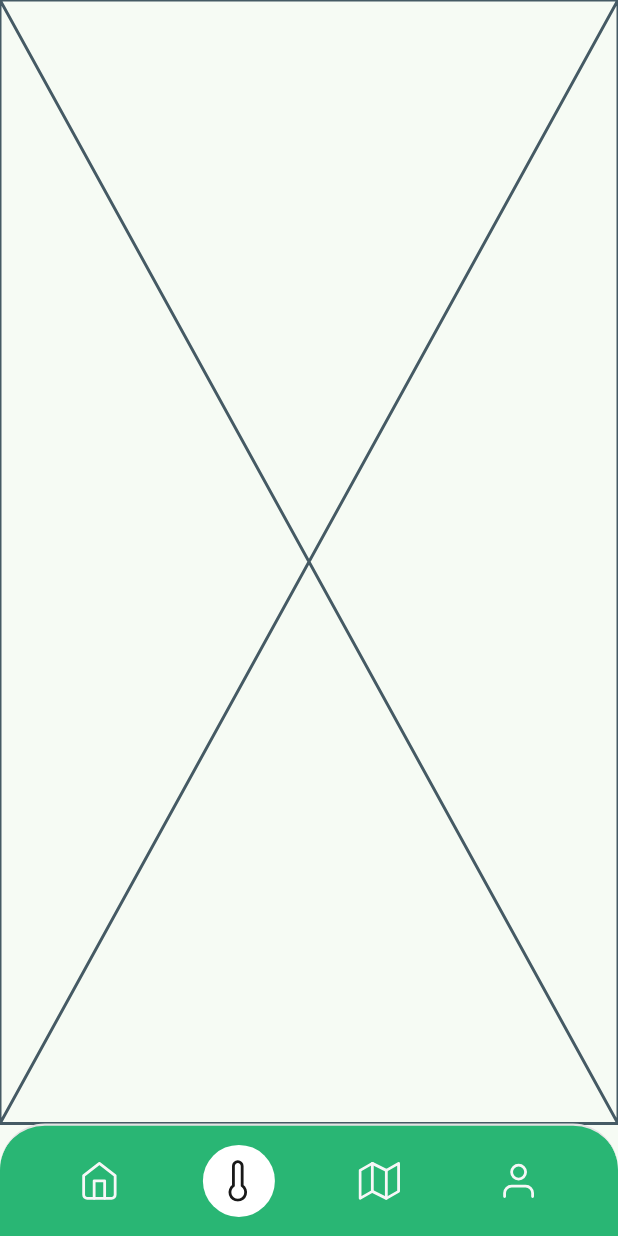
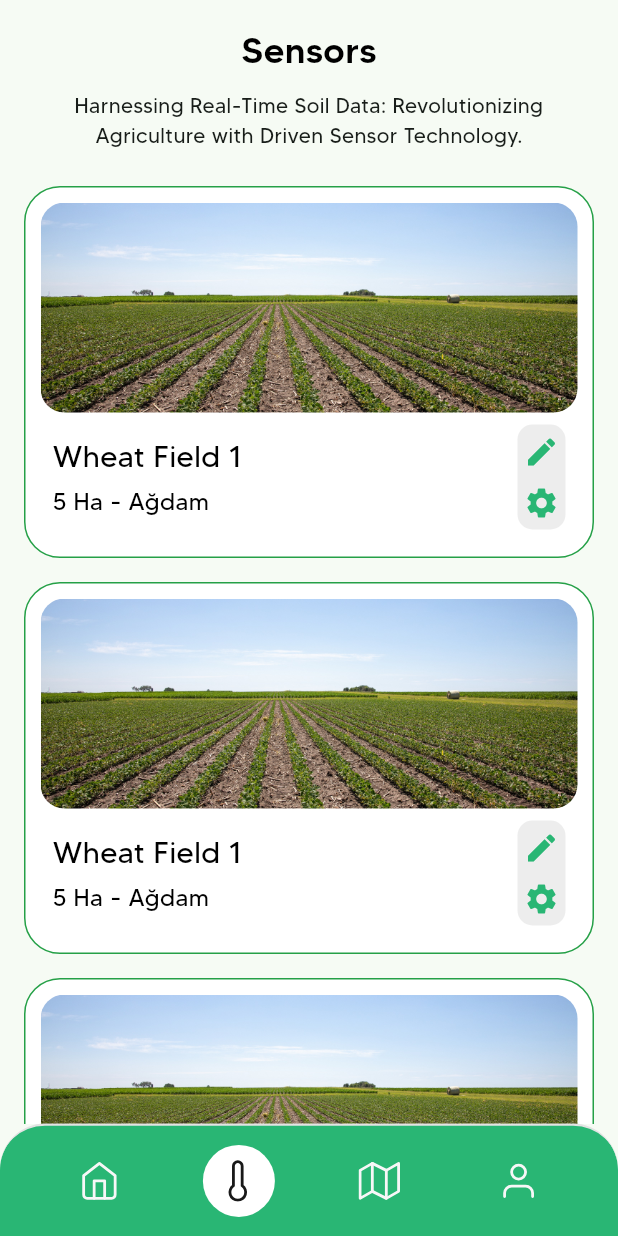
Before and after one commit to tyncmn/agrocoda-mobile, a Flutter app: the screen it shows after launch, item 2 of the bottom bar chosen, on a phone screen of 412 x 824 dp. Run offline on Flutter 3.47's test engine with Material 3 defaults, Android fonts, the phone set to English and light mode, and no system bars; our stand-ins replace auto_route, flutter_riverpod, flutter_svg.

Commit message:
Add CencorView with sensor cards to display soil data

```diff
--- a/lib/view/cencor_view.dart
+++ b/lib/view/cencor_view.dart
@@ -7,6 +7,116 @@ class CencorView extends StatelessWidget {
 
   @override
   Widget build(BuildContext context) {
-    return const Placeholder();
+    return ListView(
+      physics: const BouncingScrollPhysics(),
+      children: const [
+        SizedBox(height: 16),
+        Center(
+          child: Text(
+            'Sensors',
+            style: TextStyle(
+              color: Colors.black,
+              fontSize: 24,
+              fontWeight: FontWeight.w500,
+            ),
+          ),
+        ),
+        SizedBox(height: 10),
+        Padding(
+          padding: EdgeInsets.symmetric(horizontal: 16),
+          child: Text(
+            "Harnessing Real-Time Soil Data: Revolutionizing Agriculture with Driven Sensor Technology.",
+            textAlign: TextAlign.center,
+          ),
+        ),
+        SizedBox(height: 24),
+        SensorCard(),
+        SensorCard(),
+        SensorCard(),
+      ],
+    );
   }
 }
+
+class SensorCard extends StatelessWidget {
+  const SensorCard({
+    super.key,
+  });
+
+  @override
+  Widget build(BuildContext context) {
+    return Container(
+      padding: const EdgeInsets.all(10),
+      margin: const EdgeInsets.only(left: 16, right: 16, bottom: 16),
+      decoration: BoxDecoration(
+        color: Colors.white,
+        borderRadius: BorderRadius.circular(24),
+        border: Border.all(
+          color: const Color(0xFF25A047),
+        ),
+      ),
+      child: Column(
+        children: [
+          Container(
+            decoration: BoxDecoration(
+              image: const DecorationImage(
+                image: AssetImage('assets/components/image.jpg'),
+                fit: BoxFit.cover,
+              ),
+              borderRadius: BorderRadius.circular(16),
+            ),
+            height: 140,
+          ),
+          Padding(
+            padding: const EdgeInsets.all(8.0),
+            child: Row(
+              mainAxisAlignment: MainAxisAlignment.spaceBetween,
+              children: [
+                const Column(
+                  crossAxisAlignment: CrossAxisAlignment.start,
+                  children: [
+                    Text(
+                      "Wheat Field 1",
+                      style: TextStyle(
+                        color: Colors.black,
+                        fontSize: 20,
+                        fontWeight: FontWeight.w400,
+                      ),
+                    ),
+                    SizedBox(height: 4),
+                    Text(
+                      "5 Ha - Ağdam",
+                      style: TextStyle(
+                        color: Colors.black,
+                        fontSize: 16,
+                        fontWeight: FontWeight.w400,
+                      ),
+                    ),
+                  ],
+                ),
+                Container(
+                  padding: const EdgeInsets.symmetric(
+                    horizontal: 4,
+                    vertical: 6,
+                  ),
+                  decoration: BoxDecoration(
+                    color: const Color(0xFFEDEDED),
+                    borderRadius: BorderRadius.circular(10),
+                  ),
+                  child: Column(
+                    children: [
+                      Icon(Icons.edit, color: Theme.of(context).primaryColor),
+                      const SizedBox(height: 10),
+                      Icon(Icons.settings,
+                          color: Theme.of(context).primaryColor),
+                    ],
+                  ),
+                )
+              ],
+            ),
+          )
+        ],
+      ),
+    );
+  }
+}
```
Also changed, not shown: assets/components/image.jpg (added).
